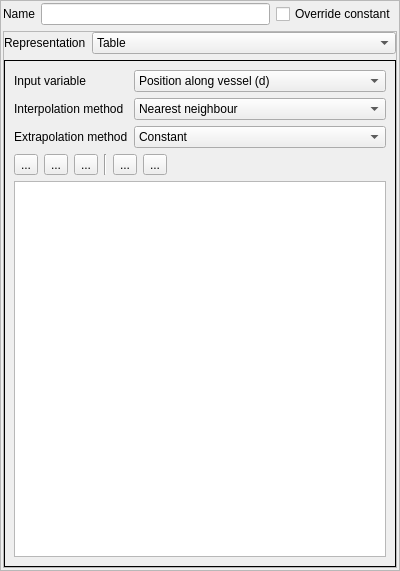
Old version of the form CRIMSONSolver/Materials/ui/SingleMaterialEditorWidget.ui in the repository rkhlebnikov/CRIMSONPythonModules.
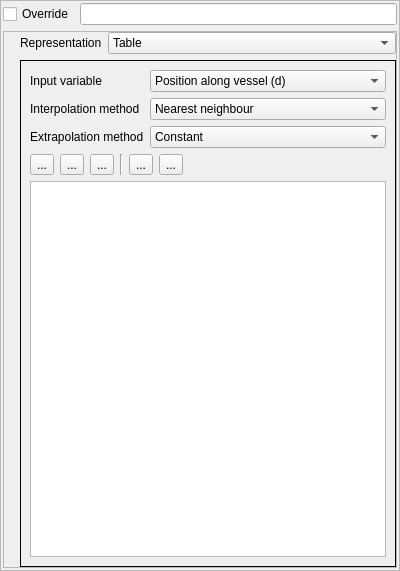
New version of the form. Icons and pictures are not drawn.

Diff of the .ui file:
```diff
--- a/CRIMSONSolver/Materials/ui/SingleMaterialEditorWidget.ui
+++ b/CRIMSONSolver/Materials/ui/SingleMaterialEditorWidget.ui
@@ -38,7 +38,10 @@
       <enum>QFrame::StyledPanel</enum>
      </property>
      <property name="frameShadow">
-      <enum>QFrame::Sunken</enum>
+      <enum>QFrame::Plain</enum>
+     </property>
+     <property name="lineWidth">
+      <number>3</number>
      </property>
      <layout class="QVBoxLayout" name="verticalLayout_4">
       <property name="leftMargin">
@@ -56,9 +59,13 @@
       <item>
        <layout class="QHBoxLayout" name="horizontalLayout_2">
         <item>
-         <widget class="QLabel" name="label">
+         <widget class="QCheckBox" name="overrideCheckBox">
           <property name="text">
-           <string>Name</string>
+           <string>Override</string>
+          </property>
+          <property name="icon">
+           <iconset>
+            <normaloff>icons/circle.png</normaloff>icons/circle.png</iconset>
           </property>
          </widget>
         </item>
@@ -69,13 +76,6 @@
           </property>
          </widget>
         </item>
-        <item>
-         <widget class="QCheckBox" name="overrideCheckBox">
-          <property name="text">
-           <string>Override constant</string>
-          </property>
-         </widget>
-        </item>
        </layout>
       </item>
       <item>
@@ -88,7 +88,7 @@
         </property>
         <layout class="QVBoxLayout" name="verticalLayout_3">
          <property name="leftMargin">
-          <number>0</number>
+          <number>16</number>
          </property>
          <property name="topMargin">
           <number>0</number>
@@ -362,27 +362,15 @@
                <property name="selectionBehavior">
                 <enum>QAbstractItemView::SelectRows</enum>
                </property>
+               <property name="rowCount">
+                <number>0</number>
+               </property>
                <attribute name="horizontalHeaderStretchLastSection">
                 <bool>true</bool>
                </attribute>
                <attribute name="verticalHeaderVisible">
                 <bool>false</bool>
                </attribute>
-               <row>
-                <property name="text">
-                 <string>New Row</string>
-                </property>
-               </row>
-               <row>
-                <property name="text">
-                 <string>New Row</string>
-                </property>
-               </row>
-               <row>
-                <property name="text">
-                 <string>New Row</string>
-                </property>
-               </row>
               </widget>
              </item>
             </layout>
```
Left out of the diff: 20 changed lines with no effect on the pictures.
